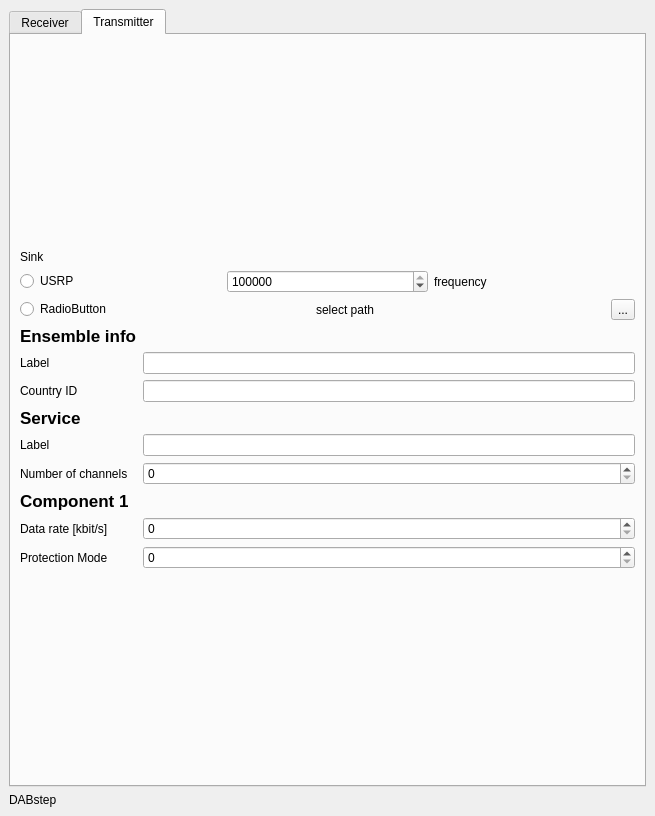
This is python/GUI/user_frontend.ui in rubund/gr-dab as Qt 5 draws it before an edit. The edited form follows.
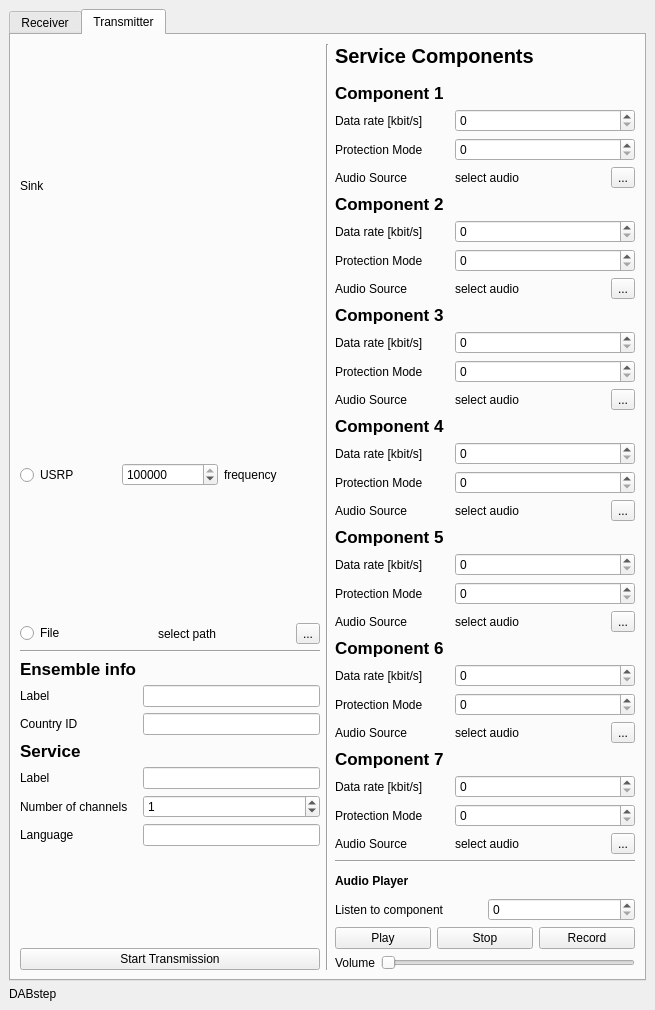
This is the edited form.

What changed in the file:
```diff
--- a/python/GUI/user_frontend.ui
+++ b/python/GUI/user_frontend.ui
@@ -7,7 +7,7 @@
     <x>0</x>
     <y>0</y>
     <width>655</width>
-    <height>816</height>
+    <height>1010</height>
    </rect>
   </property>
   <property name="windowTitle">
@@ -19,7 +19,10 @@
    </property>
    <layout class="QVBoxLayout" name="verticalLayout">
     <item>
-     <widget class="QTabWidget" name="tabWidget">
+     <widget class="QTabWidget" name="mode_tabs">
+      <property name="enabled">
+       <bool>true</bool>
+      </property>
       <property name="currentIndex">
        <number>1</number>
       </property>
@@ -309,19 +312,19 @@
               <item>
                <widget class="QRadioButton" name="radioButton_2">
                 <property name="text">
-                 <string>RadioButton</string>
+                 <string>File</string>
                 </property>
                </widget>
               </item>
               <item>
-               <widget class="QLabel" name="label_23">
+               <widget class="QLabel" name="t_label_sink">
                 <property name="text">
                  <string>select path</string>
                 </property>
                </widget>
               </item>
               <item>
-               <widget class="QToolButton" name="toolButton">
+               <widget class="QToolButton" name="t_btn_file_path">
                 <property name="text">
                  <string>...</string>
                 </property>
@@ -329,6 +332,13 @@
               </item>
              </layout>
             </item>
+            <item>
+             <widget class="Line" name="line_4">
+              <property name="orientation">
+               <enum>Qt::Horizontal</enum>
+              </property>
+             </widget>
+            </item>
             <item>
              <layout class="QFormLayout" name="formLayout_2">
               <property name="fieldGrowthPolicy">
@@ -400,10 +410,73 @@
                </widget>
               </item>
               <item row="5" column="1">
-               <widget class="QSpinBox" name="spinBox_5"/>
+               <widget class="QSpinBox" name="t_spin_num_subch">
+                <property name="maximum">
+                 <number>7</number>
+                </property>
+                <property name="value">
+                 <number>1</number>
+                </property>
+               </widget>
               </item>
               <item row="6" column="0">
-               <widget class="QLabel" name="label_18">
+               <widget class="QLabel" name="label_23">
+                <property name="text">
+                 <string>Language</string>
+                </property>
+               </widget>
+              </item>
+              <item row="6" column="1">
+               <widget class="QLineEdit" name="lineEdit_7"/>
+              </item>
+             </layout>
+            </item>
+            <item>
+             <widget class="QPushButton" name="pushButton">
+              <property name="text">
+               <string>Start Transmission</string>
+              </property>
+             </widget>
+            </item>
+           </layout>
+          </item>
+          <item>
+           <widget class="Line" name="line_3">
+            <property name="orientation">
+             <enum>Qt::Vertical</enum>
+            </property>
+           </widget>
+          </item>
+          <item>
+           <layout class="QVBoxLayout" name="verticalLayout_4">
+            <item>
+             <widget class="QLabel" name="t_label_heading_service_comp">
+              <property name="font">
+               <font>
+                <pointsize>15</pointsize>
+                <weight>75</weight>
+                <bold>true</bold>
+               </font>
+              </property>
+              <property name="text">
+               <string>Service Components</string>
+              </property>
+             </widget>
+            </item>
+            <item>
+             <layout class="QFormLayout" name="formLayout_3">
+              <property name="fieldGrowthPolicy">
+               <enum>QFormLayout::AllNonFixedFieldsGrow</enum>
+              </property>
+              <item row="0" column="0">
+               <widget class="Line" name="line_2">
+                <property name="orientation">
+                 <enum>Qt::Horizontal</enum>
+                </property>
+               </widget>
+              </item>
+              <item row="1" column="0">
+               <widget class="QLabel" name="t_label_comp1">
                 <property name="font">
                  <font>
                   <pointsize>13</pointsize>
@@ -416,33 +489,496 @@
                 </property>
                </widget>
               </item>
+              <item row="2" column="0">
+               <widget class="QLabel" name="t_label_rate1">
+                <property name="text">
+                 <string>Data rate [kbit/s]</string>
+                </property>
+               </widget>
+              </item>
+              <item row="2" column="1">
+               <widget class="QSpinBox" name="t_spin_rate1"/>
+              </item>
+              <item row="3" column="0">
+               <widget class="QLabel" name="t_label_prot1">
+                <property name="text">
+                 <string>Protection Mode</string>
+                </property>
+               </widget>
+              </item>
+              <item row="3" column="1">
+               <widget class="QSpinBox" name="t_spin_prot1"/>
+              </item>
+              <item row="4" column="0">
+               <widget class="QLabel" name="t_label_comp_src1">
+                <property name="text">
+                 <string>Audio Source</string>
+                </property>
+               </widget>
+              </item>
+              <item row="5" column="0">
+               <widget class="QLabel" name="t_label_comp2">
+                <property name="enabled">
+                 <bool>true</bool>
+                </property>
+                <property name="font">
+                 <font>
+                  <pointsize>13</pointsize>
+                  <weight>75</weight>
+                  <bold>true</bold>
+                 </font>
+                </property>
+                <property name="text">
+                 <string>Component 2 </string>
+                </property>
+               </widget>
+              </item>
+              <item row="6" column="0">
+               <widget class="QLabel" name="t_label_rate2">
+                <property name="text">
+                 <string>Data rate [kbit/s]</string>
+                </property>
+               </widget>
+              </item>
+              <item row="6" column="1">
+               <widget class="QSpinBox" name="t_spin_rate2"/>
+              </item>
               <item row="7" column="0">
-               <widget class="QLabel" name="label_19">
+               <widget class="QLabel" name="t_label_prot2">
                 <property name="text">
-                 <string>Data rate [kbit/s]</string>
+                 <string>Protection Mode</string>
                 </property>
                </widget>
               </item>
               <item row="7" column="1">
-               <widget class="QSpinBox" name="spinBox_6"/>
+               <widget class="QSpinBox" name="t_spin_prot2"/>
+              </item>
+              <item row="9" column="0">
+               <widget class="QLabel" name="t_label_comp3">
+                <property name="enabled">
+                 <bool>true</bool>
+                </property>
+                <property name="font">
+                 <font>
+                  <pointsize>13</pointsize>
+                  <weight>75</weight>
+                  <bold>true</bold>
+                 </font>
+                </property>
+                <property name="text">
+                 <string>Component 3</string>
+                </property>
+               </widget>
+              </item>
+              <item row="10" column="0">
+               <widget class="QLabel" name="t_label_rate3">
+                <property name="text">
+                 <string>Data rate [kbit/s]</string>
+                </property>
+               </widget>
+              </item>
+              <item row="10" column="1">
+               <widget class="QSpinBox" name="t_spin_rate3"/>
+              </item>
+              <item row="11" column="0">
+               <widget class="QLabel" name="t_label_prot3">
+                <property name="text">
+                 <string>Protection Mode</string>
+                </property>
+               </widget>
+              </item>
+              <item row="11" column="1">
+               <widget class="QSpinBox" name="t_spin_prot3"/>
+              </item>
+              <item row="12" column="0">
+               <widget class="QLabel" name="t_label_comp_src3">
+                <property name="text">
+                 <string>Audio Source</string>
+                </property>
+               </widget>
+              </item>
+              <item row="13" column="0">
+               <widget class="QLabel" name="t_label_comp4">
+                <property name="font">
+                 <font>
+                  <pointsize>13</pointsize>
+                  <weight>75</weight>
+                  <bold>true</bold>
+                 </font>
+                </property>
+                <property name="text">
+                 <string>Component 4</string>
+                </property>
+               </widget>
+              </item>
+              <item row="14" column="0">
+               <widget class="QLabel" name="t_label_rate4">
+                <property name="text">
+                 <string>Data rate [kbit/s]</string>
+                </property>
+               </widget>
+              </item>
+              <item row="14" column="1">
+               <widget class="QSpinBox" name="t_spin_rate4"/>
+              </item>
+              <item row="15" column="0">
+               <widget class="QLabel" name="t_label_prot4">
+                <property name="text">
+                 <string>Protection Mode</string>
+                </property>
+               </widget>
+              </item>
+              <item row="15" column="1">
+               <widget class="QSpinBox" name="t_spin_prot4"/>
+              </item>
+              <item row="16" column="0">
+               <widget class="QLabel" name="t_label_comp_src4">
+                <property name="text">
+                 <string>Audio Source</string>
+                </property>
+               </widget>
+              </item>
+              <item row="17" column="0">
+               <widget class="QLabel" name="t_label_comp5">
+                <property name="font">
+                 <font>
+                  <pointsize>13</pointsize>
+                  <weight>75</weight>
+                  <bold>true</bold>
+                 </font>
+                </property>
+                <property name="text">
+                 <string>Component 5</string>
+                </property>
+               </widget>
+              </item>
+              <item row="18" column="0">
+               <widget class="QLabel" name="t_label_rate5">
+                <property name="text">
+                 <string>Data rate [kbit/s]</string>
+                </property>
+               </widget>
+              </item>
+              <item row="18" column="1">
+               <widget class="QSpinBox" name="t_spin_rate5"/>
+              </item>
+              <item row="19" column="0">
+               <widget class="QLabel" name="t_label_prot5">
+                <property name="text">
+                 <string>Protection Mode</string>
+                </property>
+               </widget>
+              </item>
+              <item row="19" column="1">
+               <widget class="QSpinBox" name="t_spin_prot5"/>
+              </item>
+              <item row="21" column="0">
+               <widget class="QLabel" name="t_label_comp6">
+                <property name="font">
+                 <font>
+                  <pointsize>13</pointsize>
+                  <weight>75</weight>
+                  <bold>true</bold>
+                 </font>
+                </property>
+                <property name="text">
+                 <string>Component 6</string>
+                </property>
+               </widget>
+              </item>
+              <item row="22" column="0">
+               <widget class="QLabel" name="t_label_rate6">
+                <property name="text">
+                 <string>Data rate [kbit/s]</string>
+                </property>
+               </widget>
+              </item>
+              <item row="22" column="1">
+               <widget class="QSpinBox" name="t_spin_rate6"/>
+              </item>
+              <item row="23" column="0">
+               <widget class="QLabel" name="t_label_prot6">
+                <property name="text">
+                 <string>Protection Mode</string>
+                </property>
+               </widget>
+              </item>
+              <item row="23" column="1">
+               <widget class="QSpinBox" name="t_spin_prot6"/>
+              </item>
+              <item row="25" column="0">
+               <widget class="QLabel" name="t_label_comp7">
+                <property name="font">
+                 <font>
+                  <pointsize>13</pointsize>
+                  <weight>75</weight>
+                  <bold>true</bold>
+                 </font>
+                </property>
+                <property name="text">
+                 <string>Component 7</string>
+                </property>
+               </widget>
+              </item>
+              <item row="26" column="0">
+               <widget class="QLabel" name="t_label_rate7">
+                <property name="text">
+                 <string>Data rate [kbit/s]</string>
+                </property>
+               </widget>
+              </item>
+              <item row="26" column="1">
+               <widget class="QSpinBox" name="t_spin_rate7"/>
+              </item>
+              <item row="27" column="0">
+               <widget class="QLabel" name="t_label_prot7">
+                <property name="text">
+                 <string>Protection Mode</string>
+                </property>
+               </widget>
+              </item>
+              <item row="27" column="1">
+               <widget class="QSpinBox" name="t_spin_prot7">
+                <property name="enabled">
+                 <bool>true</bool>
+                </property>
+               </widget>
+              </item>
+              <item row="20" column="0">
+               <widget class="QLabel" name="t_label_comp_src5">
+                <property name="text">
+                 <string>Audio Source</string>
+                </property>
+               </widget>
+              </item>
+              <item row="24" column="0">
+               <widget class="QLabel" name="t_label_comp_src6">
+                <property name="text">
+                 <string>Audio Source</string>
+                </property>
+               </widget>
+              </item>
+              <item row="28" column="0">
+               <widget class="QLabel" name="t_label_comp_src7">
+                <property name="text">
+                 <string>Audio Source</string>
+                </property>
+               </widget>
               </item>
               <item row="8" column="0">
-               <widget class="QLabel" name="label_20">
+               <widget class="QLabel" name="t_label_comp_src2">
                 <property name="text">
-                 <string>Protection Mode</string>
+                 <string>Audio Source</string>
                 </property>
                </widget>
               </item>
+              <item row="4" column="1">
+               <layout class="QHBoxLayout" name="horizontalLayout_13">
+                <item>
+                 <widget class="QLabel" name="t_label_path_src1">
+                  <property name="text">
+                   <string>select audio</string>
+                  </property>
+                 </widget>
+                </item>
+                <item>
+                 <widget class="QToolButton" name="t_btn_path_src1">
+                  <property name="text">
+                   <string>...</string>
+                  </property>
+                 </widget>
+                </item>
+               </layout>
+              </item>
               <item row="8" column="1">
-               <widget class="QSpinBox" name="spinBox_7"/>
+               <layout class="QHBoxLayout" name="horizontalLayout_14">
+                <item>
+                 <widget class="QLabel" name="t_label_path_src2">
+                  <property name="text">
+                   <string>select audio</string>
+                  </property>
+                 </widget>
+                </item>
+                <item>
+                 <widget class="QToolButton" name="t_btn_path_src2">
+                  <property name="text">
+                   <string>...</string>
+                  </property>
+                 </widget>
+                </item>
+               </layout>
+              </item>
+              <item row="12" column="1">
+               <layout class="QHBoxLayout" name="horizontalLayout_15">
+                <item>
+                 <widget class="QLabel" name="t_label_path_src3">
+                  <property name="text">
+                   <string>select audio</string>
+                  </property>
+                 </widget>
+                </item>
+                <item>
+                 <widget class="QToolButton" name="t_btn_path_src3">
+                  <property name="text">
+                   <string>...</string>
+                  </property>
+                 </widget>
+                </item>
+               </layout>
+              </item>
+              <item row="16" column="1">
+               <layout class="QHBoxLayout" name="horizontalLayout_16">
+                <item>
+                 <widget class="QLabel" name="t_label_path_src4">
+                  <property name="text">
+                   <string>select audio</string>
+                  </property>
+                 </widget>
+                </item>
+                <item>
+                 <widget class="QToolButton" name="t_btn_path_src4">
+                  <property name="text">
+                   <string>...</string>
+                  </property>
+                 </widget>
+                </item>
+               </layout>
+              </item>
+              <item row="20" column="1">
+               <layout class="QHBoxLayout" name="horizontalLayout_17">
+                <item>
+                 <widget class="QLabel" name="t_label_path_src5">
+                  <property name="text">
+                   <string>select audio</string>
+                  </property>
+                 </widget>
+                </item>
+                <item>
+                 <widget class="QToolButton" name="t_btn_path_src5">
+                  <property name="text">
+                   <string>...</string>
+                  </property>
+                 </widget>
+                </item>
+               </layout>
+              </item>
+              <item row="24" column="1">
+               <layout class="QHBoxLayout" name="horizontalLayout_18">
+                <item>
+                 <widget class="QLabel" name="t_label_path_src6">
+                  <property name="text">
+                   <string>select audio</string>
+                  </property>
+                 </widget>
+                </item>
+                <item>
+                 <widget class="QToolButton" name="t_btn_path_src6">
+                  <property name="text">
+                   <string>...</string>
+                  </property>
+                 </widget>
+                </item>
+               </layout>
+              </item>
+              <item row="28" column="1">
+               <layout class="QHBoxLayout" name="horizontalLayout_19">
+                <item>
+                 <widget class="QLabel" name="t_label_path_src7">
+                  <property name="text">
+                   <string>select audio</string>
+                  </property>
+                 </widget>
+                </item>
+                <item>
+                 <widget class="QToolButton" name="t_btn_path_src7">
+                  <property name="text">
+                   <string>...</string>
+                  </property>
+                 </widget>
+                </item>
+               </layout>
+              </item>
+             </layout>
+            </item>
+            <item>
+             <widget class="Line" name="line_5">
+              <property name="orientation">
+               <enum>Qt::Horizontal</enum>
+              </property>
+             </widget>
+            </item>
+            <item>
+             <widget class="QLabel" name="label_20">
+              <property name="font">
+               <font>
+                <weight>75</weight>
+                <bold>true</bold>
+               </font>
+              </property>
+              <property name="text">
+               <string>Audio Player</string>
+              </property>
+             </widget>
+            </item>
+            <item>
+             <layout class="QHBoxLayout" name="horizontalLayout_20">
+              <item>
+               <widget class="QLabel" name="label_18">
+                <property name="text">
+                 <string>Listen to component</string>
+                </property>
+               </widget>
+              </item>
+              <item>
+               <widget class="QSpinBox" name="spinBox"/>
+              </item>
+             </layout>
+            </item>
+            <item>
+             <layout class="QHBoxLayout" name="horizontalLayout_11">
+              <item>
+               <widget class="QPushButton" name="t_btn_play">
+                <property name="text">
+                 <string>Play</string>
+                </property>
+               </widget>
+              </item>
+              <item>
+               <widget class="QPushButton" name="t_btn_stop">
+                <property name="text">
+                 <string>Stop</string>
+                </property>
+               </widget>
+              </item>
+              <item>
+               <widget class="QPushButton" name="t_btn_record">
+                <property name="text">
+                 <string>Record</string>
+                </property>
+               </widget>
+              </item>
+             </layout>
+            </item>
+            <item>
+             <layout class="QHBoxLayout" name="horizontalLayout_12">
+              <item>
+               <widget class="QLabel" name="label_19">
+                <property name="text">
+                 <string>Volume</string>
+                </property>
+               </widget>
+              </item>
+              <item>
+               <widget class="QSlider" name="t_slider_volume">
+                <property name="orientation">
+                 <enum>Qt::Horizontal</enum>
+                </property>
+               </widget>
               </item>
              </layout>
             </item>
            </layout>
           </item>
-          <item>
-           <layout class="QVBoxLayout" name="verticalLayout_4"/>
-          </item>
          </layout>
         </item>
        </layout>
```
